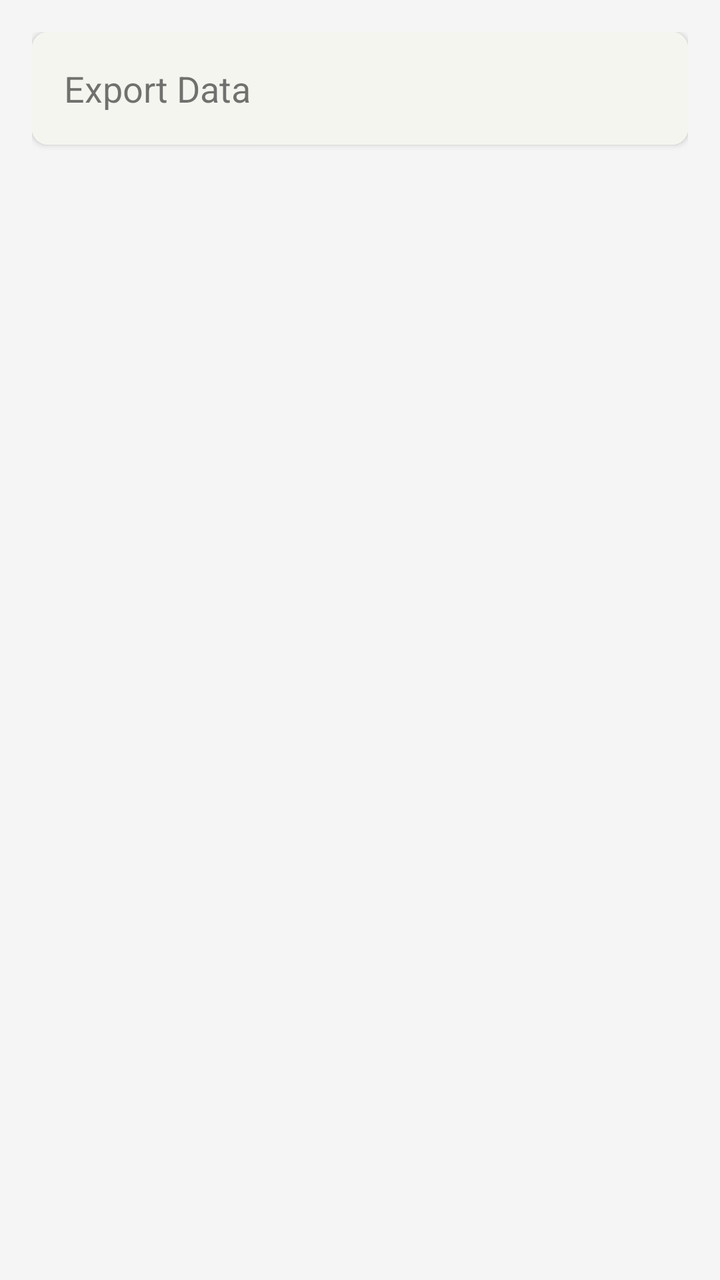
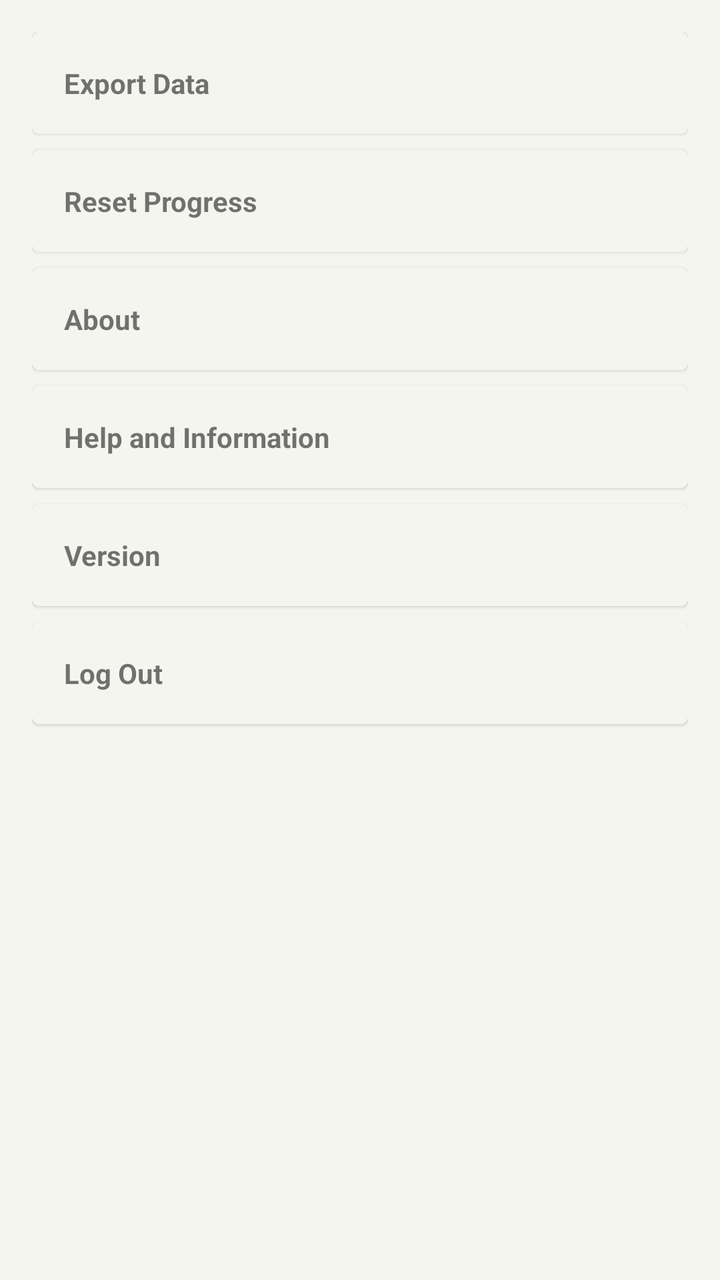

An Android layout rendered at two revisions. The XML below is the earlier revision; the diff shows what the commit changed to produce the second picture.
<!-- AndroidManifest.xml: application theme Theme.HarmonieBudgetAppKt -->
<!-- res/layout/fragment_more.xml -->
<?xml version="1.0" encoding="utf-8"?>
<LinearLayout
    xmlns:android="http://schemas.android.com/apk/res/android"
    xmlns:app="http://schemas.android.com/apk/res-auto"
    android:layout_width="match_parent"
    android:layout_height="match_parent"
    android:orientation="vertical"
    android:padding="16dp"
    android:background="#F5F5F5">

    <androidx.cardview.widget.CardView
        android:id="@+id/card_export"
        android:layout_width="match_parent"
        android:layout_height="wrap_content"
        android:layout_marginBottom="8dp"
        app:cardCornerRadius="8dp">

        <LinearLayout
            android:layout_width="match_parent"
            android:layout_height="wrap_content"
            android:orientation="vertical">

            <TextView
                android:id="@+id/tv_export_title"
                android:layout_width="match_parent"
                android:layout_height="wrap_content"
                android:padding="16dp"
                android:text="@string/export_data_title"
                android:textSize="18sp" />

            <LinearLayout
                android:id="@+id/layout_export_content"
                android:layout_width="match_parent"
                android:layout_height="wrap_content"
                android:orientation="vertical"
                android:visibility="gone"
                android:padding="16dp">

                <TextView
                    android:layout_width="match_parent"
                    android:layout_height="wrap_content"
                    android:text="@string/export_data_content" />
            </LinearLayout>
        </LinearLayout>
    </androidx.cardview.widget.CardView>

    

</LinearLayout>
<!-- resources referenced by this layout -->
<resources>
  <string name="export_data_content">Your data has been exported to JSON files in the budget_data folder.</string>
  <string name="export_data_title">Export Data</string>
  <style name="Theme.HarmonieBudgetAppKt" parent="Theme.MaterialComponents.DayNight.NoActionBar">
          <item name="colorPrimary">#007AFF</item>
          <item name="colorPrimaryVariant">#007AFF</item>
          <item name="colorOnPrimary">#FFFFFF</item>
          <item name="colorSecondary">#34C759</item>
          <item name="colorOnSecondary">#FFFFFF</item>
          <item name="android:statusBarColor">#F5F5F0</item>
          <item name="android:windowLightStatusBar">true</item>
          <item name="android:background">#F5F5F0</item>
      </style>
</resources>

<!-- the commit's change to res/layout/fragment_more.xml (unified diff, before → after) -->
@@ -1,33 +1,27 @@
 <?xml version="1.0" encoding="utf-8"?>
 <LinearLayout
     xmlns:android="http://schemas.android.com/apk/res/android"
-    xmlns:app="http://schemas.android.com/apk/res-auto"
     android:layout_width="match_parent"
     android:layout_height="match_parent"
     android:orientation="vertical"
-    android:padding="16dp"
-    android:background="#F5F5F5">
+    android:padding="16dp">
 
-    <androidx.cardview.widget.CardView
-        android:id="@+id/card_export"
+    
+    <com.google.android.material.card.MaterialCardView
         android:layout_width="match_parent"
         android:layout_height="wrap_content"
-        android:layout_marginBottom="8dp"
-        app:cardCornerRadius="8dp">
-
+        android:layout_marginBottom="8dp">
         <LinearLayout
             android:layout_width="match_parent"
             android:layout_height="wrap_content"
             android:orientation="vertical">
-
             <TextView
                 android:id="@+id/tv_export_title"
                 android:layout_width="match_parent"
                 android:layout_height="wrap_content"
+                android:text="@string/export_data_title"
                 android:padding="16dp"
-                android:text="@string/export_data_title"
-                android:textSize="18sp" />
-
+                android:textStyle="bold" />
             <LinearLayout
                 android:id="@+id/layout_export_content"
                 android:layout_width="match_parent"
@@ -35,15 +29,166 @@
                 android:orientation="vertical"
                 android:visibility="gone"
                 android:padding="16dp">
-
                 <TextView
                     android:layout_width="match_parent"
                     android:layout_height="wrap_content"
                     android:text="@string/export_data_content" />
             </LinearLayout>
         </LinearLayout>
-    </androidx.cardview.widget.CardView>
+    </com.google.android.material.card.MaterialCardView>
 
     
+    <com.google.android.material.card.MaterialCardView
+        android:layout_width="match_parent"
+        android:layout_height="wrap_content"
+        android:layout_marginBottom="8dp">
+        <LinearLayout
+            android:layout_width="match_parent"
+            android:layout_height="wrap_content"
+            android:orientation="vertical">
+            <TextView
+                android:id="@+id/tv_reset_title"
+                android:layout_width="match_parent"
+                android:layout_height="wrap_content"
+                android:text="@string/reset_progress_title"
+                android:padding="16dp"
+                android:textStyle="bold" />
+            <LinearLayout
+                android:id="@+id/layout_reset_content"
+                android:layout_width="match_parent"
+                android:layout_height="wrap_content"
+                android:orientation="vertical"
+                android:visibility="gone"
+                android:padding="16dp">
+                <TextView
+                    android:layout_width="match_parent"
+                    android:layout_height="wrap_content"
+                    android:text="@string/reset_progress_content" />
+            </LinearLayout>
+        </LinearLayout>
+    </com.google.android.material.card.MaterialCardView>
+
+    
+    <com.google.android.material.card.MaterialCardView
+        android:layout_width="match_parent"
+        android:layout_height="wrap_content"
+        android:layout_marginBottom="8dp">
+        <LinearLayout
+            android:layout_width="match_parent"
+            android:layout_height="wrap_content"
+            android:orientation="vertical">
+            <TextView
+                android:id="@+id/tv_about_title"
+                android:layout_width="match_parent"
+                android:layout_height="wrap_content"
+                android:text="@string/about_title"
+                android:padding="16dp"
+                android:textStyle="bold" />
+            <LinearLayout
+                android:id="@+id/layout_about_content"
+                android:layout_width="match_parent"
+                android:layout_height="wrap_content"
+                android:orientation="vertical"
+                android:visibility="gone"
+                android:padding="16dp">
+                <TextView
+                    android:layout_width="match_parent"
+                    android:layout_height="wrap_content"
+                    android:text="@string/about_content" />
+            </LinearLayout>
+        </LinearLayout>
+    </com.google.android.material.card.MaterialCardView>
+
+    
+    <com.google.android.material.card.MaterialCardView
+        android:layout_width="match_parent"
+        android:layout_height="wrap_content"
+        android:layout_marginBottom="8dp">
+        <LinearLayout
+            android:layout_width="match_parent"
+            android:layout_height="wrap_content"
+            android:orientation="vertical">
+            <TextView
+                android:id="@+id/tv_help_title"
+                android:layout_width="match_parent"
+                android:layout_height="wrap_content"
+                android:text="@string/help_and_info_title"
+                android:padding="16dp"
+                android:textStyle="bold" />
+            <LinearLayout
+                android:id="@+id/layout_help_content"
+                android:layout_width="match_parent"
+                android:layout_height="wrap_content"
+                android:orientation="vertical"
+                android:visibility="gone"
+                android:padding="16dp">
+                <TextView
+                    android:layout_width="match_parent"
+                    android:layout_height="wrap_content"
+                    android:text="@string/help_and_info_content" />
+            </LinearLayout>
+        </LinearLayout>
+    </com.google.android.material.card.MaterialCardView>
+
+    
+    <com.google.android.material.card.MaterialCardView
+        android:layout_width="match_parent"
+        android:layout_height="wrap_content"
+        android:layout_marginBottom="8dp">
+        <LinearLayout
+            android:layout_width="match_parent"
+            android:layout_height="wrap_content"
+            android:orientation="vertical">
+            <TextView
+                android:id="@+id/tv_version_title"
+                android:layout_width="match_parent"
+                android:layout_height="wrap_content"
+                android:text="@string/version_title"
+                android:padding="16dp"
+                android:textStyle="bold" />
+            <LinearLayout
+                android:id="@+id/layout_version_content"
+                android:layout_width="match_parent"
+                android:layout_height="wrap_content"
+                android:orientation="vertical"
+                android:visibility="gone"
+                android:padding="16dp">
+                <TextView
+                    android:layout_width="match_parent"
+                    android:layout_height="wrap_content"
+                    android:text="@string/version_content" />
+            </LinearLayout>
+        </LinearLayout>
+    </com.google.android.material.card.MaterialCardView>
+
+    
+    <com.google.android.material.card.MaterialCardView
+        android:layout_width="match_parent"
+        android:layout_height="wrap_content">
+        <LinearLayout
+            android:layout_width="match_parent"
+            android:layout_height="wrap_content"
+            android:orientation="vertical">
+            <TextView
+                android:id="@+id/tv_log_out_title"
+                android:layout_width="match_parent"
+                android:layout_height="wrap_content"
+                android:text="@string/log_out_title"
+                android:padding="16dp"
+                android:textStyle="bold" />
+            <LinearLayout
+                android:id="@+id/layout_log_out_content"
+                android:layout_width="match_parent"
+                android:layout_height="wrap_content"
+                android:orientation="vertical"
+                android:visibility="gone"
+                android:padding="16dp">
+                <TextView
+                    android:layout_width="match_parent"
+                    android:layout_height="wrap_content"
+                    android:text="@string/log_out_content" />
+            </LinearLayout>
+        </LinearLayout>
+    </com.google.android.material.card.MaterialCardView>
 
 </LinearLayout>
<!-- resource entries referenced after the edit -->
@@ -1,7 +1,17 @@
 <!-- resources referenced by this layout -->
 <resources>
+  <string name="about_content">Harmonie Budget helps you track spending and reach your goals.</string>
+  <string name="about_title">About</string>
   <string name="export_data_content">Your data has been exported to JSON files in the budget_data folder.</string>
   <string name="export_data_title">Export Data</string>
+  <string name="help_and_info_content">Tap categories to view totals. Use the period filter for custom dates.</string>
+  <string name="help_and_info_title">Help and Information</string>
+  <string name="log_out_content">You will be returned to the login screen.</string>
+  <string name="log_out_title">Log Out</string>
+  <string name="reset_progress_content">This will clear all your tracked data. Are you sure?</string>
+  <string name="reset_progress_title">Reset Progress</string>
+  <string name="version_content">1.0.0 (Part 2 compliant)</string>
+  <string name="version_title">Version</string>
   <style name="Theme.HarmonieBudgetAppKt" parent="Theme.MaterialComponents.DayNight.NoActionBar">
           <item name="colorPrimary">#007AFF</item>
           <item name="colorPrimaryVariant">#007AFF</item>
